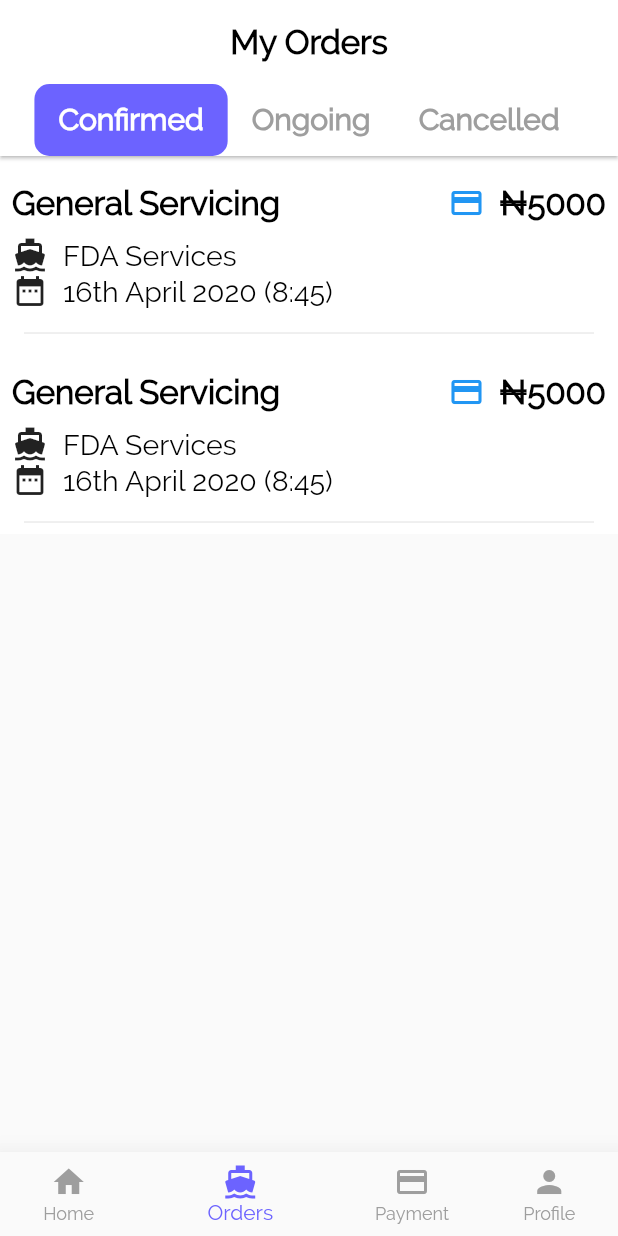
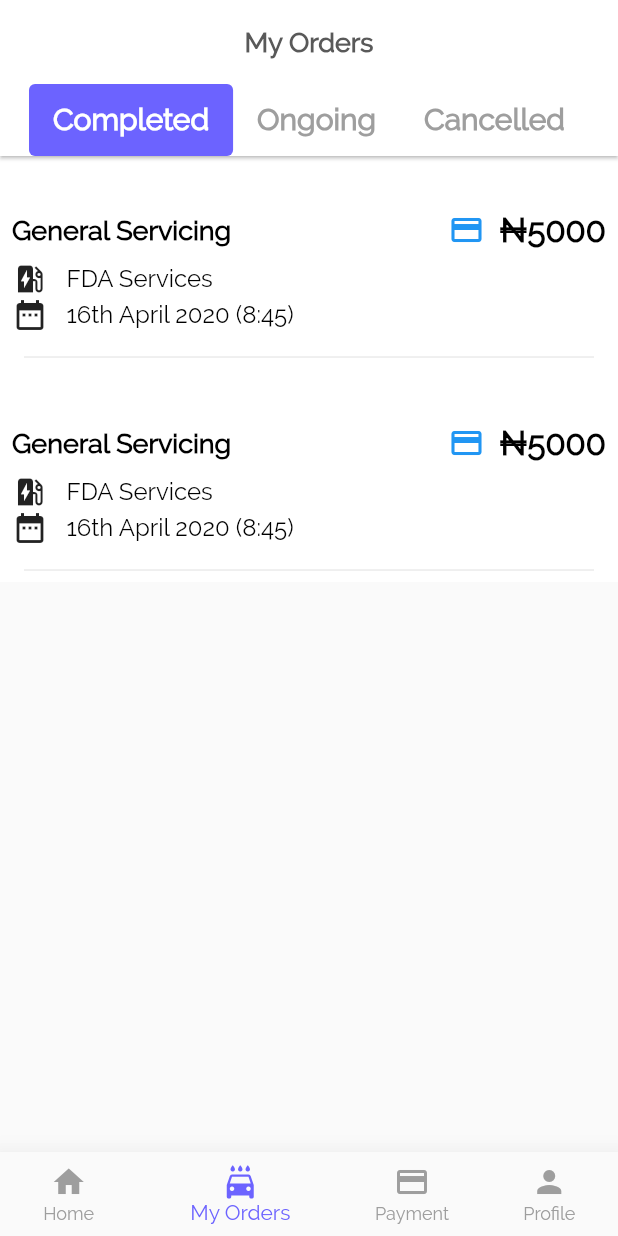
Before and after one commit to ologunB/autoserve, a Flutter app: the LayoutTemplate screen opened directly, item 2 of the bottom bar chosen, on a phone screen of 412 x 824 dp. Run offline on Flutter 3.47's test engine with Material 2 defaults, Android fonts, the phone set to English and light mode, and no system bars; our stand-ins replace pin_code_fields, smooth_star_rating; missing offline and left inert: country_pickers.

Commit message:
orders page

```diff
--- a/lib/views/car_owner/orders/confirmed/confirmed_order.dart
+++ b/lib/views/car_owner/orders/confirmed/confirmed_order.dart
@@ -20,7 +20,7 @@ class _ConfirmedOrdersState extends State<ConfirmedOrders> {
                   CupertinoPageRoute(builder: (context) => OrderDetails()));
             },
             child: Container(
-              padding: EdgeInsets.only(left: 8, right: 8, top: 8),
+              padding: EdgeInsets.only(left: 8, right: 8, top: 29),
               color: Colors.white,
               child: Column(
                 children: <Widget>[
@@ -33,7 +33,7 @@ class _ConfirmedOrdersState extends State<ConfirmedOrders> {
                           child: Text(
                             "General Servicing",
                             style: TextStyle(
-                                fontSize: 22,
+                                fontSize: 18,
                                 fontWeight: FontWeight.w800,
                                 color: Colors.black),
                           ),
@@ -53,22 +53,25 @@ class _ConfirmedOrdersState extends State<ConfirmedOrders> {
                   ),
                   Row(
                     children: <Widget>[
-                      Icon(Icons.directions_boat),
-                      SizedBox(width: 10),
-                      Text("FDA Services",
-                          style: TextStyle(
-                              fontSize: 19,
-                              fontWeight: FontWeight.w300,
-                              color: Colors.black))
+                      Icon(Icons.ev_station),
+                      SizedBox(width: 12.36),
+                      Text(
+                        "FDA Services",
+                        style: TextStyle(
+                          fontSize: 16,
+                          fontWeight: FontWeight.w300,
+                          color: Colors.black,
+                        ),
+                      )
                     ],
                   ),
                   Row(
                     children: <Widget>[
                       Icon(Icons.date_range),
-                      SizedBox(width: 10),
+                      SizedBox(width: 12.36),
                       Text("16th April 2020 (8:45)",
                           style: TextStyle(
-                              fontSize: 19,
+                              fontSize: 16,
                               fontWeight: FontWeight.w300,
                               color: Colors.black))
                     ],
--- a/lib/views/car_owner/orders/order_view.dart
+++ b/lib/views/car_owner/orders/order_view.dart
@@ -29,40 +29,55 @@ class _OrdersViewState extends State<OrdersView>
               unselectedLabelColor: Colors.grey[500],
               indicatorSize: TabBarIndicatorSize.tab,
               indicator: BoxDecoration(
-                  borderRadius: BorderRadius.circular(10),
+                  borderRadius: BorderRadius.circular(4),
                   color: Styles.appPrimaryColor),
               tabs: [
                 Tab(
                   child: Align(
                     alignment: Alignment.center,
                     child: Text(
-                      "Confirmed",
-                      style:
-                          TextStyle(fontSize: 20, fontWeight: FontWeight.bold),
+                      "Completed",
+                      style: TextStyle(
+//                        color: Color(0xFFFFFFFF),
+                        fontSize: 20,
+                        fontWeight: FontWeight.bold,
+                      ),
                     ),
                   ),
                 ),
                 Tab(
                   child: Align(
                     alignment: Alignment.center,
-                    child: Text("Ongoing",
-                        style: TextStyle(
-                            fontSize: 20, fontWeight: FontWeight.bold)),
+                    child: Text(
+                      "Ongoing",
+                      style: TextStyle(
+//                        color: Color(0xFFFFFFFF),
+                        fontSize: 20,
+                        fontWeight: FontWeight.bold,
+                      ),
+                    ),
                   ),
                 ),
                 Tab(
                   child: Align(
                     alignment: Alignment.center,
-                    child: Text("Cancelled",
-                        style: TextStyle(
-                            fontSize: 20, fontWeight: FontWeight.bold)),
+                    child: Text(
+                      "Cancelled",
+                      style: TextStyle(
+//                        color: Color(0xFFFFFFFF),
+                        fontSize: 20,
+                        fontWeight: FontWeight.bold,
+                      ),
+                    ),
                   ),
                 ),
               ]),
           title: Text(
             "My Orders",
             style: TextStyle(
-                color: Colors.black, fontSize: 22, fontWeight: FontWeight.bold),
+                color: Color(0xFF595959),
+                fontSize: 18,
+                fontWeight: FontWeight.bold),
           ),
           centerTitle: true,
         ),
--- a/lib/views/partials/layout_template.dart
+++ b/lib/views/partials/layout_template.dart
@@ -51,26 +51,45 @@ class _LayoutTemplateState extends State<LayoutTemplate> {
           showUnselectedLabels: true,
           items: [
             BottomNavigationBarItem(
-                icon: Icon(Icons.home),
-                title: Text(
-                  "Home",
-                  style: TextStyle(fontSize: 18, fontWeight: FontWeight.w500),
-                )),
+              icon: Icon(Icons.home),
+              title: Text(
+                "Home",
+                style: TextStyle(
+                  fontSize: 10,
+                  fontWeight: FontWeight.w500,
+                ),
+              ),
+            ),
             BottomNavigationBarItem(
-                icon: Icon(Icons.directions_boat),
-                title: Text("Orders",
-                    style:
-                        TextStyle(fontSize: 18, fontWeight: FontWeight.w500))),
+              icon: Icon(Icons.local_car_wash),
+              title: Text(
+                "My Orders",
+                style: TextStyle(
+                  fontSize: 10,
+                  fontWeight: FontWeight.w500,
+                ),
+              ),
+            ),
             BottomNavigationBarItem(
-                icon: Icon(Icons.payment),
-                title: Text("Payment",
-                    style:
-                        TextStyle(fontSize: 18, fontWeight: FontWeight.w500))),
+              icon: Icon(Icons.payment),
+              title: Text(
+                "Payment",
+                style: TextStyle(
+                  fontSize: 10,
+                  fontWeight: FontWeight.w500,
+                ),
+              ),
+            ),
             BottomNavigationBarItem(
-                icon: Icon(Icons.person),
-                title: Text("Profile",
-                    style:
-                        TextStyle(fontSize: 18, fontWeight: FontWeight.w500))),
+              icon: Icon(Icons.person),
+              title: Text(
+                "Profile",
+                style: TextStyle(
+                  fontSize: 10,
+                  fontWeight: FontWeight.w500,
+                ),
+              ),
+            ),
           ]),
     );
   }
```
Also changed, not shown: lib/views/car_owner/orders/cancelled/cancelled_order.dart (+21 -15 lines), lib/views/car_owner/orders/ongoing/ongoing_order.dart (+25 -18 lines).
